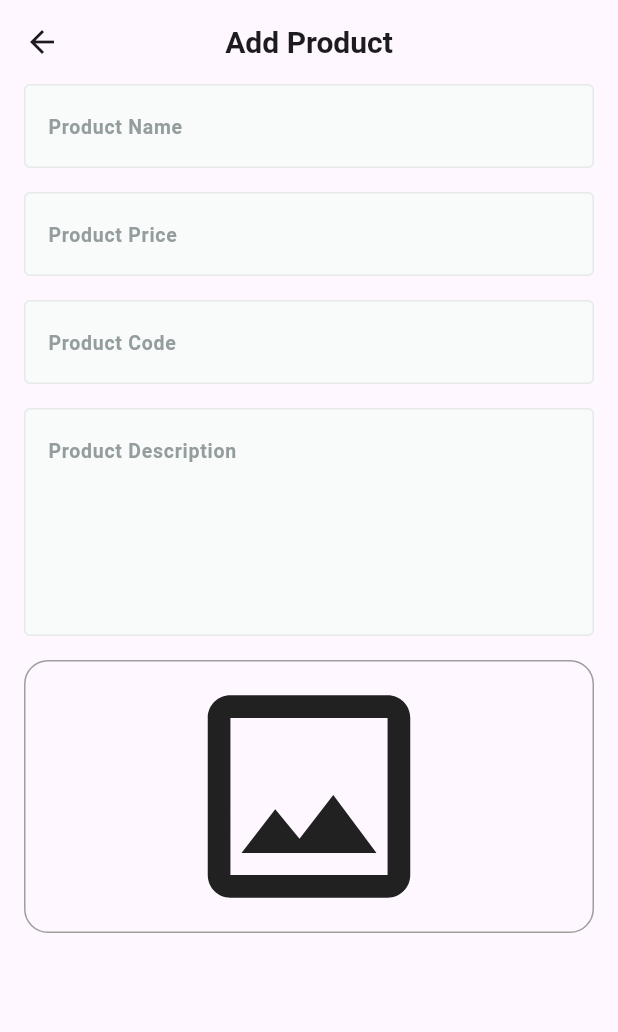
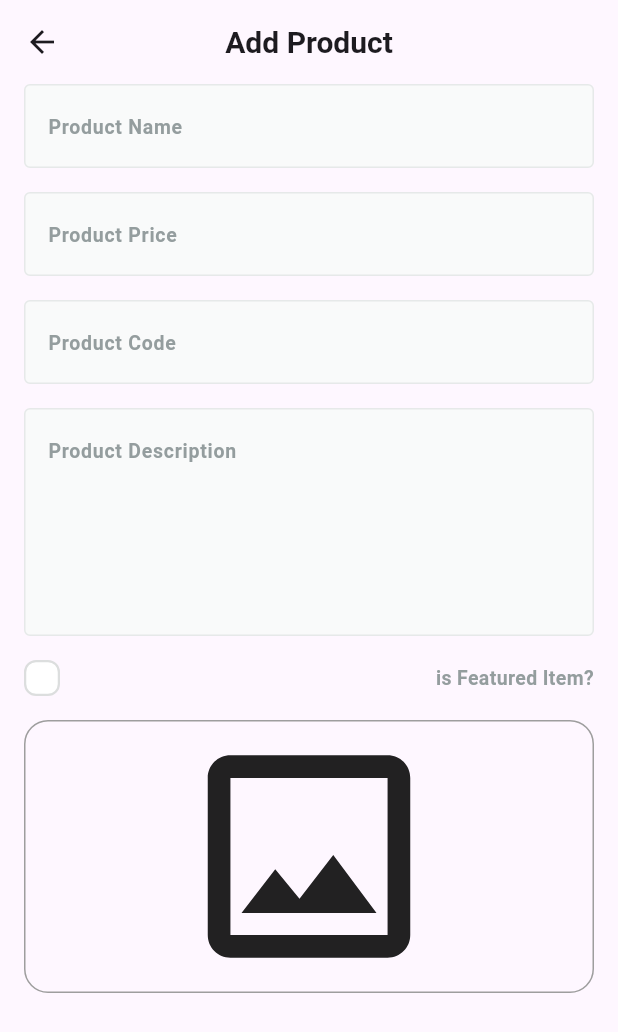
Before and after one commit to abdulrahmanibrahimdawood/E-Commerce-Dashboard, a Flutter app: the AddProductView screen opened by its route, on a phone screen of 412 x 824 dp. Shown: the top 1032 px of the screen. Run offline on Flutter 3.47's test engine with Material 3 defaults, Android fonts, the phone set to English and light mode, and no system bars; drawn by our look-alikes of skeletonizer; our stand-ins replace firebase_core, flutter_svg, image_picker; accounts and stored records are empty.

Commit message:
add check box to form

```diff
--- a/lib/features/add_product/presentation/views/widgets/add_product_view_body.dart
+++ b/lib/features/add_product/presentation/views/widgets/add_product_view_body.dart
@@ -1,5 +1,6 @@
 import 'package:e_commerce_dashboard/core/widgets/custom_text_form_field.dart';
 import 'package:e_commerce_dashboard/features/add_product/presentation/views/widgets/image_field.dart';
+import 'package:e_commerce_dashboard/features/add_product/presentation/views/widgets/is_featured_check_box.dart';
 import 'package:flutter/material.dart';
 
 class AddProductViewBody extends StatefulWidget {
@@ -43,6 +44,8 @@
                 maxLines: 5,
               ),
               SizedBox(height: 16),
+              IsFeaturedCheckBox(onChanged: (value) {}),
+              SizedBox(height: 16),
               ImageField(onFileChange: (image) {}),
             ],
           ),
--- /dev/null
+++ b/lib/features/add_product/presentation/views/widgets/custom_check_box.dart
@@ -0,0 +1,44 @@
+import 'package:e_commerce_dashboard/core/utils/app_colors.dart';
+import 'package:e_commerce_dashboard/core/utils/app_images.dart';
+import 'package:flutter/material.dart';
+import 'package:flutter_svg/svg.dart';
+
+class CustomCheckBox extends StatelessWidget {
+  const CustomCheckBox({
+    super.key,
+    required this.isChecked,
+    required this.onChecked,
+  });
+  final bool isChecked;
+  final ValueChanged<bool> onChecked;
+
+  @override
+  Widget build(BuildContext context) {
+    return GestureDetector(
+      onTap: () {
+        onChecked(!isChecked);
+      },
+      child: AnimatedContainer(
+        duration: Duration(milliseconds: 200),
+        width: 24,
+        height: 24,
+        decoration: ShapeDecoration(
+          color: isChecked ? AppColors.primaryColor : Colors.white,
+          shape: RoundedRectangleBorder(
+            borderRadius: BorderRadiusGeometry.circular(8),
+            side: BorderSide(
+              color: isChecked ? Colors.transparent : Color(0xffDCDEDE),
+              width: 1.5,
+            ),
+          ),
+        ),
+        child: isChecked
+            ? Padding(
+                padding: const EdgeInsets.all(2.0),
+                child: SvgPicture.asset(Assets.assetsImagesChecked),
+              )
+            : SizedBox(),
+      ),
+    );
+  }
+}
--- /dev/null
+++ b/lib/features/add_product/presentation/views/widgets/is_featured_check_box.dart
@@ -0,0 +1,47 @@
+import 'package:e_commerce_dashboard/core/utils/app_text_styles.dart';
+import 'package:e_commerce_dashboard/features/add_product/presentation/views/widgets/custom_check_box.dart';
+import 'package:flutter/material.dart';
+import 'package:flutter/widgets.dart';
+
+class IsFeaturedCheckBox extends StatefulWidget {
+  const IsFeaturedCheckBox({super.key, required this.onChanged});
+
+  final ValueChanged<bool> onChanged;
+  @override
+  State<IsFeaturedCheckBox> createState() => _IsFeaturedCheckBoxState();
+}
+
+class _IsFeaturedCheckBoxState extends State<IsFeaturedCheckBox> {
+  bool isTermsAccepted = false;
+  @override
+  Widget build(BuildContext context) {
+    return Row(
+      children: [
+        CustomCheckBox(
+          onChecked: (value) {
+            isTermsAccepted = value;
+            widget.onChanged(value);
+            setState(() {});
+          },
+          isChecked: isTermsAccepted,
+        ),
+        const SizedBox(width: 16),
+        Expanded(
+          child: Text.rich(
+            TextSpan(
+              children: [
+                TextSpan(
+                  text: 'is Featured Item?',
+                  style: TextStyles.semiBold13.copyWith(
+                    color: const Color(0xFF949D9E),
+                  ),
+                ),
+              ],
+            ),
+            textAlign: TextAlign.right,
+          ),
+        ),
+      ],
+    );
+  }
+}
```
Also changed, not shown: lib/core/utils/app_images.dart (+0 -92 lines), pubspec.yaml (+7 -3 lines), assets/images/checked.svg (added), pubspec.lock.
